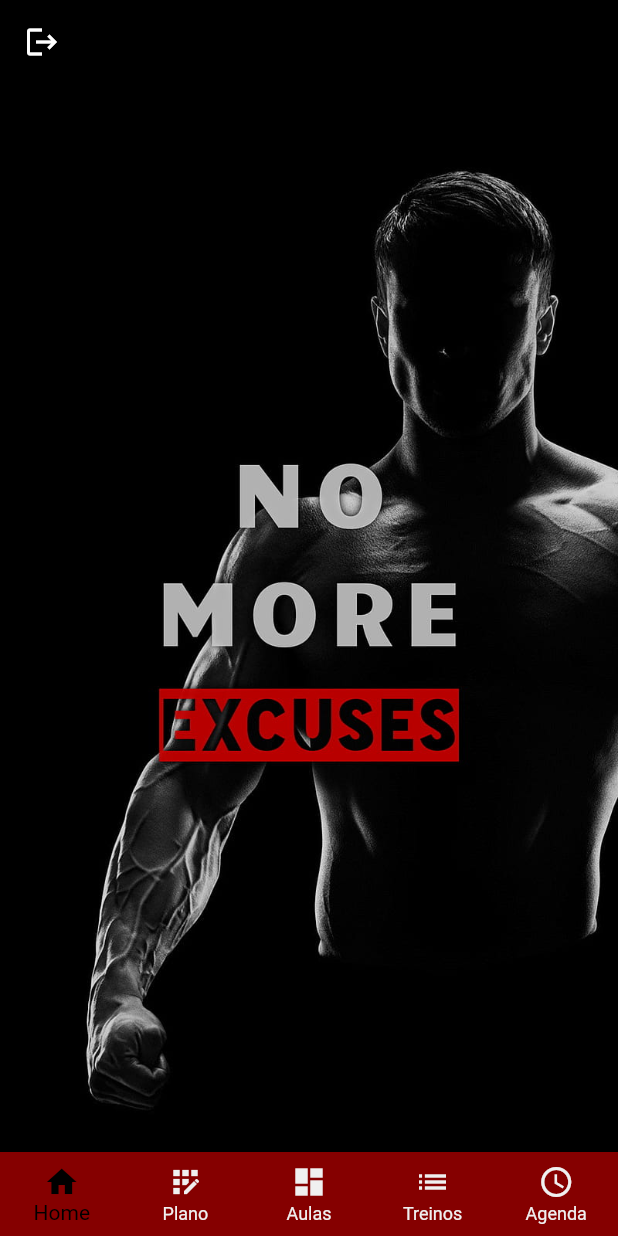
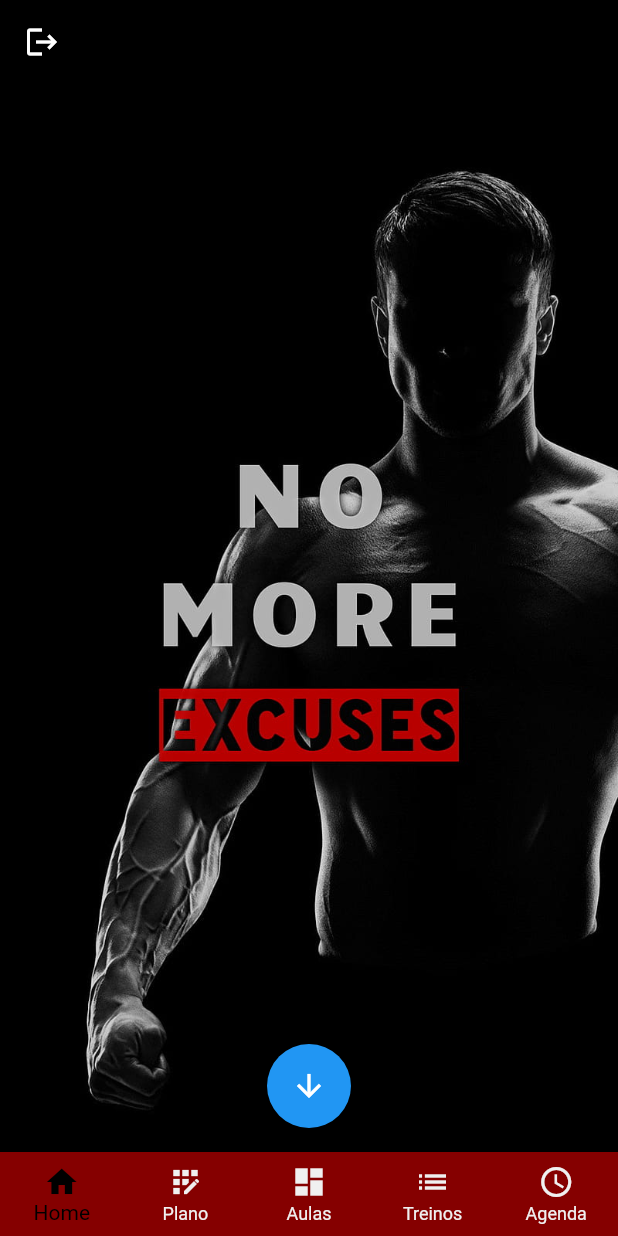
Before and after one commit to DEISI-ULHT-TFC-2022-23/TFC-DEISI280-EthicalFitness, a Flutter app: the screen it shows once a user with an empty profile is signed in, on a phone screen of 412 x 824 dp. Run offline on Flutter 3.47's test engine with Material 2 defaults, Android fonts, the light colour scheme and no system bars; our stand-ins replace firebase_auth, firebase_core, google_fonts, syncfusion_flutter_calendar, video_player; missing offline and left inert: syncfusion_flutter_core; accounts and stored records are empty; network calls fail.

Commit message:
BackUp 6

```diff
--- a/lib/homePage2.dart
+++ b/lib/homePage2.dart
@@ -1,8 +1,37 @@
 import 'package:firebase_auth/firebase_auth.dart';
 import 'package:flutter/material.dart';
 
-class HomePage2 extends StatelessWidget {
-  const HomePage2({Key? key});
+class HomePage2 extends StatefulWidget {
+  const HomePage2({Key? key}) : super(key: key);
+
+  @override
+  _HomePage2State createState() => _HomePage2State();
+}
+
+class _HomePage2State extends State<HomePage2> {
+  final ScrollController _scrollController = ScrollController();
+
+  @override
+  void dispose() {
+    _scrollController.dispose();
+    super.dispose();
+  }
+
+  @override
+  void initState() {
+    super.initState();
+    WidgetsBinding.instance.addPostFrameCallback((_) {
+      scrollToFirstNews();
+    });
+  }
+
+  void scrollToFirstNews() {
+    _scrollController.animateTo(
+      0,
+      duration: const Duration(milliseconds: 100),
+      curve: Curves.easeInOut,
+    );
+  }
 
   @override
   Widget build(BuildContext context) {
@@ -19,14 +48,62 @@ class HomePage2 extends StatelessWidget {
         ),
         title: const Text(''),
       ),
-      body: Container(
-        decoration: const BoxDecoration(
-          image: DecorationImage(
-            image: AssetImage('images/homePage.jpg'),
-            fit: BoxFit.cover,
+      body: Stack(
+        children: [
+          Container(
+            decoration: const BoxDecoration(
+              image: DecorationImage(
+                image: AssetImage('images/homePage.jpg'),
+                fit: BoxFit.cover,
+              ),
+            ),
           ),
-        ),
+          ListView.builder(
+            controller: _scrollController,
+            itemCount: 5,
+            itemBuilder: (context, index) {
+              if (index == 0) {
+                return SizedBox(height: MediaQuery.of(context).size.height);
+              }
+              return Container(
+                width: MediaQuery.of(context).size.width,
+                height: 200,
+                color: Colors.grey,
+                margin: const EdgeInsets.only(bottom: 10),
+                child: Padding(
+                  padding: const EdgeInsets.all(16.0),
+                  child: Column(
+                    crossAxisAlignment: CrossAxisAlignment.start,
+                    children: [
+                      Text(
+                        'Título da notícia ${(index - 1)}',
+                        style: const TextStyle(
+                          fontSize: 18,
+                          fontWeight: FontWeight.bold,
+                          color: Colors.white,
+                        ),
+                      ),
+                      const SizedBox(height: 8),
+                      Text(
+                        'Descrição da notícia ${(index - 1)}',
+                        style: const TextStyle(
+                          fontSize: 16,
+                          color: Colors.white,
+                        ),
+                      ),
+                    ],
+                  ),
+                ),
+              );
+            },
+          ),
+        ],
       ),
+      floatingActionButton: FloatingActionButton(
+        onPressed: scrollToFirstNews,
+        child: const Icon(Icons.arrow_downward),
+      ),
+      floatingActionButtonLocation: FloatingActionButtonLocation.centerFloat,
     );
   }
 }
--- a/lib/main.dart
+++ b/lib/main.dart
@@ -14,21 +14,21 @@ void main() async {
 }
 
 //class MyApp extends StatelessWidget {
-// const MyApp({Key? key}) : super(key: key);
-
+//  const MyApp({Key? key}) : super(key: key);
 //  @override
-//  Widget build(BuildContext context) {
-//    return const MaterialApp(
-//      debugShowCheckedModeBanner: false,
-//      home: MainPage(),
-//    );
-//  }
-//}
-
+//  Widget build(BuildContext context) => ChangeNotifierProvider(
+//        create: (context) => EventProvider(),
+//        child: const MaterialApp(
+//          debugShowCheckedModeBanner: false,
+//          home: MainPage(),
+//        ),
+//      );
 class MyApp extends StatelessWidget {
   const MyApp({Key? key}) : super(key: key);
+
   @override
-  Widget build(BuildContext context) => ChangeNotifierProvider(
+  Widget build(BuildContext context) {
+    return ChangeNotifierProvider(
       create: (context) => EventProvider(),
       child: const MaterialApp(
         debugShowCheckedModeBanner: false,
@@ -36,3 +36,4 @@ class MyApp extends StatelessWidget {
       ),
     );
   }
+}
```
Also changed, not shown: lib/detailsTrainingPlan.dart (+30 -4 lines), lib/video_player_widget.dart (+6 -7 lines). Lines whose indentation alone changed are shown as unchanged.
